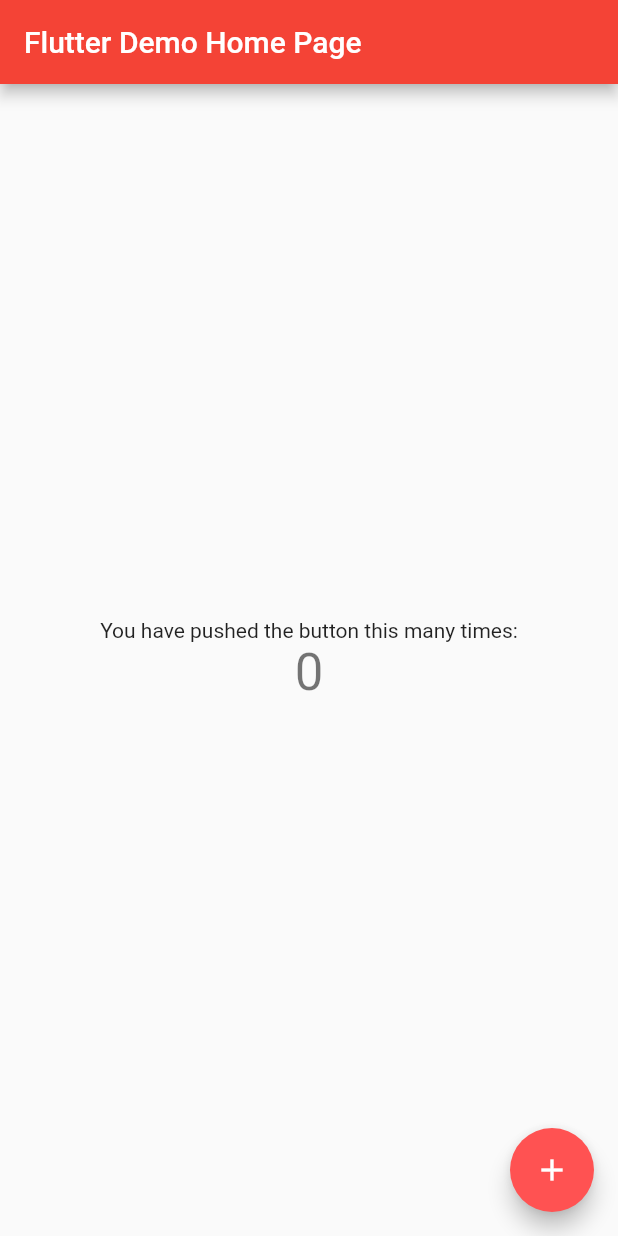
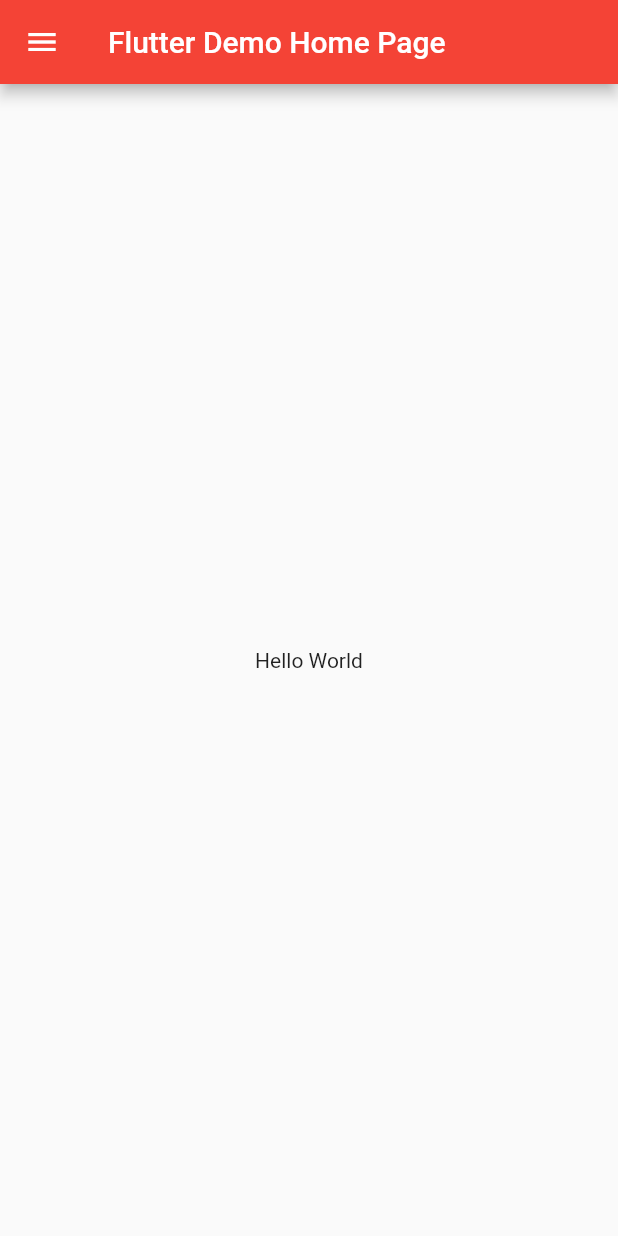
Before and after one commit to shahthepro/reddit_curator, a Flutter app: the screen it shows after launch, on a phone screen of 412 x 824 dp. Run offline on Flutter 3.47's test engine with Material 2 defaults, Android fonts, the phone set to English and light mode, and no system bars.

Commit message:
Add drawer icon

```diff
--- a/lib/screens/home.dart
+++ b/lib/screens/home.dart
@@ -2,15 +2,6 @@ import 'package:flutter/material.dart';
 
 class MyHomePage extends StatefulWidget {
   MyHomePage({Key key, this.title}) : super(key: key);
-
-  // This widget is the home page of your application. It is stateful, meaning
-  // that it has a State object (defined below) that contains fields that affect
-  // how it looks.
-
-  // This class is the configuration for the state. It holds the values (in this
-  // case the title) provided by the parent (in this case the App widget) and
-  // used by the build method of the State. Fields in a Widget subclass are
-  // always marked "final".
 
   final String title;
 
@@ -19,68 +10,23 @@ class MyHomePage extends StatefulWidget {
 }
 
 class _MyHomePageState extends State<MyHomePage> {
-  int _counter = 0;
-
-  void _incrementCounter() {
-    setState(() {
-      // This call to setState tells the Flutter framework that something has
-      // changed in this State, which causes it to rerun the build method below
-      // so that the display can reflect the updated values. If we changed
-      // _counter without calling setState(), then the build method would not be
-      // called again, and so nothing would appear to happen.
-      _counter++;
-    });
+  void _showDrawer() {
+    print("Show Drawer");
   }
 
   @override
   Widget build(BuildContext context) {
-    // This method is rerun every time setState is called, for instance as done
-    // by the _incrementCounter method above.
-    //
-    // The Flutter framework has been optimized to make rerunning build methods
-    // fast, so that you can just rebuild anything that needs updating rather
-    // than having to individually change instances of widgets.
     return Scaffold(
       appBar: AppBar(
-        // Here we take the value from the MyHomePage object that was created by
-        // the App.build method, and use it to set our appbar title.
+        leading: new IconButton(
+          icon: const Icon(Icons.menu),
+          onPressed: _showDrawer,
+        ),
         title: Text(widget.title),
       ),
       body: Center(
-        // Center is a layout widget. It takes a single child and positions it
-        // in the middle of the parent.
-        child: Column(
-          // Column is also layout widget. It takes a list of children and
-          // arranges them vertically. By default, it sizes itself to fit its
-          // children horizontally, and tries to be as tall as its parent.
-          //
-          // Invoke "debug painting" (press "p" in the console, choose the
-          // "Toggle Debug Paint" action from the Flutter Inspector in Android
-          // Studio, or the "Toggle Debug Paint" command in Visual Studio Code)
-          // to see the wireframe for each widget.
-          //
-          // Column has various properties to control how it sizes itself and
-          // how it positions its children. Here we use mainAxisAlignment to
-          // center the children vertically; the main axis here is the vertical
-          // axis because Columns are vertical (the cross axis would be
-          // horizontal).
-          mainAxisAlignment: MainAxisAlignment.center,
-          children: <Widget>[
-            Text(
-              'You have pushed the button this many times:',
-            ),
-            Text(
-              '$_counter',
-              style: Theme.of(context).textTheme.display1,
-            ),
-          ],
-        ),
+        child: Text("Hello World"),
       ),
-      floatingActionButton: FloatingActionButton(
-        onPressed: _incrementCounter,
-        tooltip: 'Increment',
-        child: Icon(Icons.add),
-      ), // This trailing comma makes auto-formatting nicer for build methods.
     );
   }
 }
```
